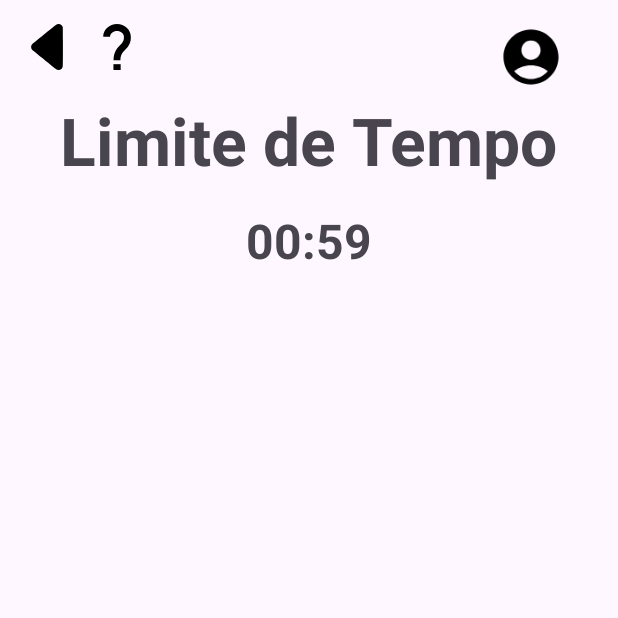
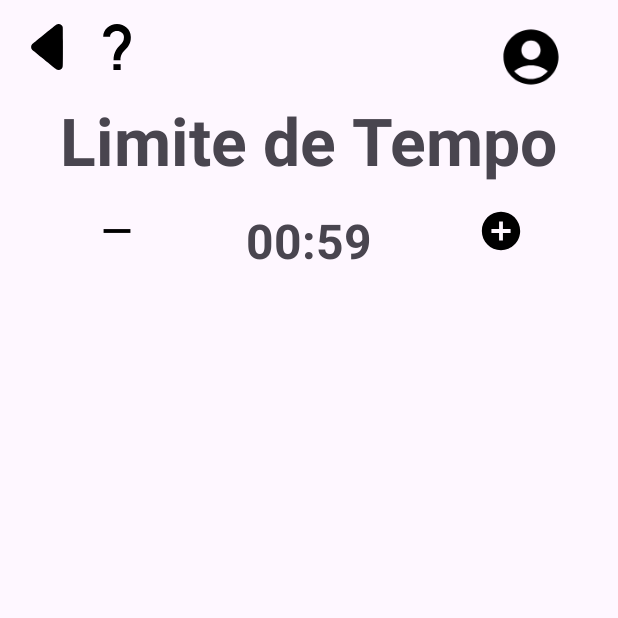
Before and after one commit to GabriellyVitoria5/App-Termix, an Android app: the TimeLimitMinigame screen opened directly, with no data from a screen before it, on a phone screen of 412 x 824 dp, the top half of it. Run offline under Robolectric (Android 15) with nearby library versions, the phone set to English and light mode, and no system bars.

Commit message:
Adiciona botões para aumentar e diminuir o tempo no minijogo de limite de tempo

```diff
--- a/app/src/main/java/com/ifmg/termix/TimeLimitMinigame.kt
+++ b/app/src/main/java/com/ifmg/termix/TimeLimitMinigame.kt
@@ -3,6 +3,7 @@ package com.ifmg.termix
 import android.content.Intent
 import android.os.Bundle
 import android.os.CountDownTimer
+import android.widget.ImageButton
 import android.widget.TextView
 import androidx.activity.enableEdgeToEdge
 import androidx.appcompat.app.AppCompatActivity
@@ -13,10 +14,12 @@ import java.util.Locale
 
 class TimeLimitMinigame : AppCompatActivity() {
 
-    private lateinit var tileLimiteMinigameBinding: ActivityTimeLimitMinigameBinding
+    private lateinit var timeLimitMinigameBinding: ActivityTimeLimitMinigameBinding
     private lateinit var timerText: TextView
+    private lateinit var increaseTimeBtn: ImageButton
+    private lateinit var decreaseTimeBtn: ImageButton
     private var countDownTimer: CountDownTimer? = null
-    private val totalTimeInMillis: Long = 60000 // 1 minuto = 60000 milissegundos
+    private var timeLeftInMillis: Long = 60000 // Inicia com 1 minuto = 60000 milissegundos
     private var isGameWon = false // Variável que indica se o jogador acertou a palavra
 
     override fun onCreate(savedInstanceState: Bundle?) {
@@ -24,11 +27,13 @@ class TimeLimitMinigame : AppCompatActivity() {
         enableEdgeToEdge()
 
         // Infla os componentes da interface
-        tileLimiteMinigameBinding = ActivityTimeLimitMinigameBinding.inflate(layoutInflater)
-        setContentView(tileLimiteMinigameBinding.root)
+        timeLimitMinigameBinding = ActivityTimeLimitMinigameBinding.inflate(layoutInflater)
+        setContentView(timeLimitMinigameBinding.root)
 
-        // Referencia o TextView para o timer
-        timerText = findViewById(R.id.timer_time_limit)
+        // Referencia os componentes
+        timerText = findViewById(R.id.time_display)
+        increaseTimeBtn = findViewById(R.id.increase_time_btn)
+        decreaseTimeBtn = findViewById(R.id.decrease_time_btn)
 
         ViewCompat.setOnApplyWindowInsetsListener(findViewById(R.id.main)) { v, insets ->
             val systemBars = insets.getInsets(WindowInsetsCompat.Type.systemBars())
@@ -41,10 +46,22 @@ class TimeLimitMinigame : AppCompatActivity() {
 
         // Inicia o timer
         startTimer()
+
+        // Configura botões de aumentar e diminuir tempo
+        increaseTimeBtn.setOnClickListener {
+            changeTime(0.5) // Aumenta 30 segundos
+        }
+
+        decreaseTimeBtn.setOnClickListener {
+            changeTime(-0.5) // Diminui 30 segundos
+        }
     }
 
     private fun startTimer() {
-        countDownTimer = object : CountDownTimer(totalTimeInMillis, 1000) {
+        // Cancela o timer atual se já existir antes de criar um novo
+        countDownTimer?.cancel()
+
+        countDownTimer = object : CountDownTimer(timeLeftInMillis, 1000) {
             override fun onTick(millisUntilFinished: Long) {
                 val secondsRemaining = millisUntilFinished / 1000
                 val minutes = secondsRemaining / 60
@@ -71,6 +88,15 @@ class TimeLimitMinigame : AppCompatActivity() {
         countDownTimer?.cancel()
     }
 
+    // Aumenta ou diminui o tempo
+    private fun changeTime(minutesToAdd: Double) {
+        timeLeftInMillis += (minutesToAdd * 60000).toLong() // Cada minuto é 60000 milissegundos
+        if (timeLeftInMillis < 0) {
+            timeLeftInMillis = 0 // Não permite valores negativos
+        }
+        startTimer() // Reinicia o timer com o novo tempo
+    }
+
     // TODO: adicionar a lógica para verificar se a palavra foi adivinhada corretamente
     private fun onWordGuessedCorrectly() {
         isGameWon = true
@@ -86,13 +112,13 @@ class TimeLimitMinigame : AppCompatActivity() {
     // Configura todos os eventos de botão
     private fun registerButtonEvents() {
         // Volta à tela de minijogos
-        tileLimiteMinigameBinding.backToHomeTimeLimitBtn.setOnClickListener {
+        timeLimitMinigameBinding.backToHomeTimeLimitBtn.setOnClickListener {
             val intent = Intent(this, MinigamesHome::class.java)
             startActivity(intent)
         }
 
         // Move para a activity do perfil do jogador
-        tileLimiteMinigameBinding.profileTimeLimiteBtn.setOnClickListener {
+        timeLimitMinigameBinding.profileTimeLimiteBtn.setOnClickListener {
             val intent = Intent(this, Profile::class.java)
             startActivity(intent)
         }
--- a/app/src/main/res/layout/activity_time_limit_minigame.xml
+++ b/app/src/main/res/layout/activity_time_limit_minigame.xml
@@ -54,17 +54,45 @@
         app:layout_constraintStart_toStartOf="parent"
         app:layout_constraintTop_toTopOf="parent" />
 
+    <!-- Botão de diminuir tempo -->
+    <ImageButton
+        android:id="@+id/decrease_time_btn"
+        android:layout_width="wrap_content"
+        android:layout_height="wrap_content"
+        android:layout_marginTop="16dp"
+        android:layout_marginEnd="8dp"
+        android:background="@drawable/ic_minus"
+        android:contentDescription="@string/desc_decrease_time"
+        android:padding="15dp"
+        app:layout_constraintEnd_toStartOf="@id/time_display"
+        app:layout_constraintTop_toBottomOf="@id/title_time_limite_minigame"
+        app:layout_constraintStart_toStartOf="parent"/>
+
+    <!-- TextView do Timer -->
     <TextView
-        android:id="@+id/timer_time_limit"
+        android:id="@+id/time_display"
         android:layout_width="wrap_content"
         android:layout_height="wrap_content"
         android:text="@string/_01_00"
         android:textSize="@dimen/font_32"
         android:textStyle="bold"
         android:layout_marginTop="16dp"
+        app:layout_constraintStart_toEndOf="@id/decrease_time_btn"
+        app:layout_constraintEnd_toStartOf="@id/increase_time_btn"
+        app:layout_constraintTop_toBottomOf="@id/title_time_limite_minigame"
+        app:layout_constraintHorizontal_bias="0.5" />
+
+    <!-- Botão de aumentar tempo -->
+    <ImageButton
+        android:id="@+id/increase_time_btn"
+        android:layout_width="wrap_content"
+        android:layout_height="wrap_content"
+        android:layout_marginTop="16dp"
+        android:layout_marginStart="8dp"
+        android:background="@drawable/ic_plus"
+        android:contentDescription="@string/desc_increase_time"
+        android:padding="15dp"
+        app:layout_constraintStart_toEndOf="@id/time_display"
         app:layout_constraintEnd_toEndOf="parent"
-        app:layout_constraintStart_toStartOf="parent"
-        app:layout_constraintTop_toBottomOf="@+id/title_time_limite_minigame" />
-
-
+        app:layout_constraintTop_toBottomOf="@id/title_time_limite_minigame" />
 </androidx.constraintlayout.widget.ConstraintLayout>
```
